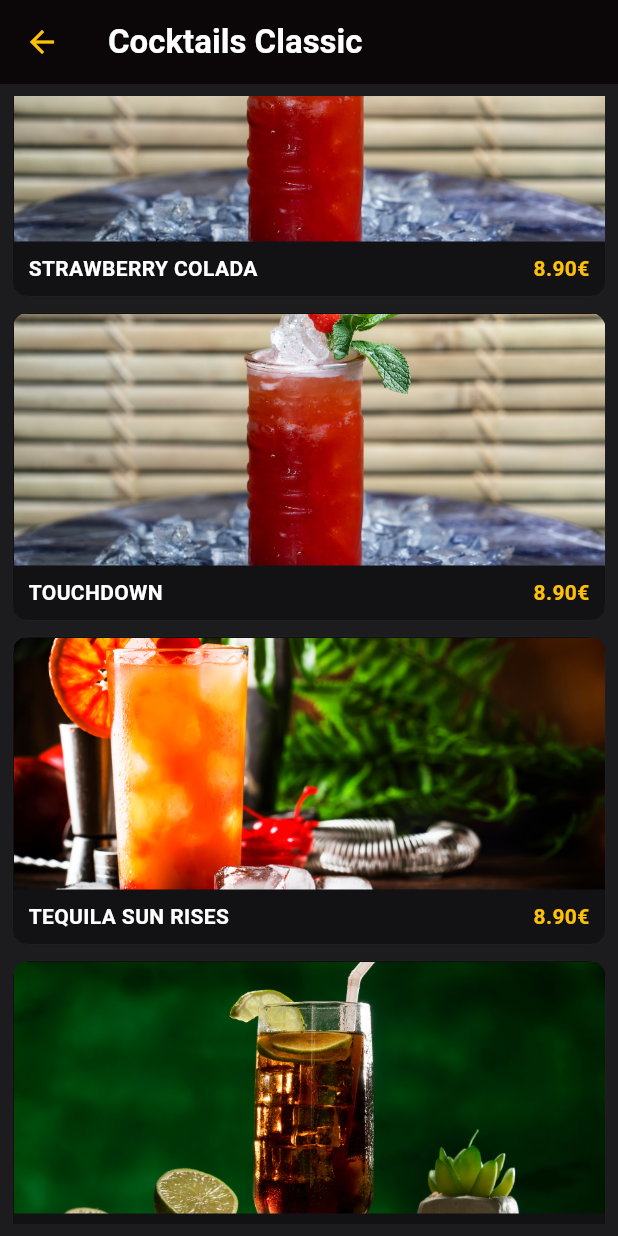
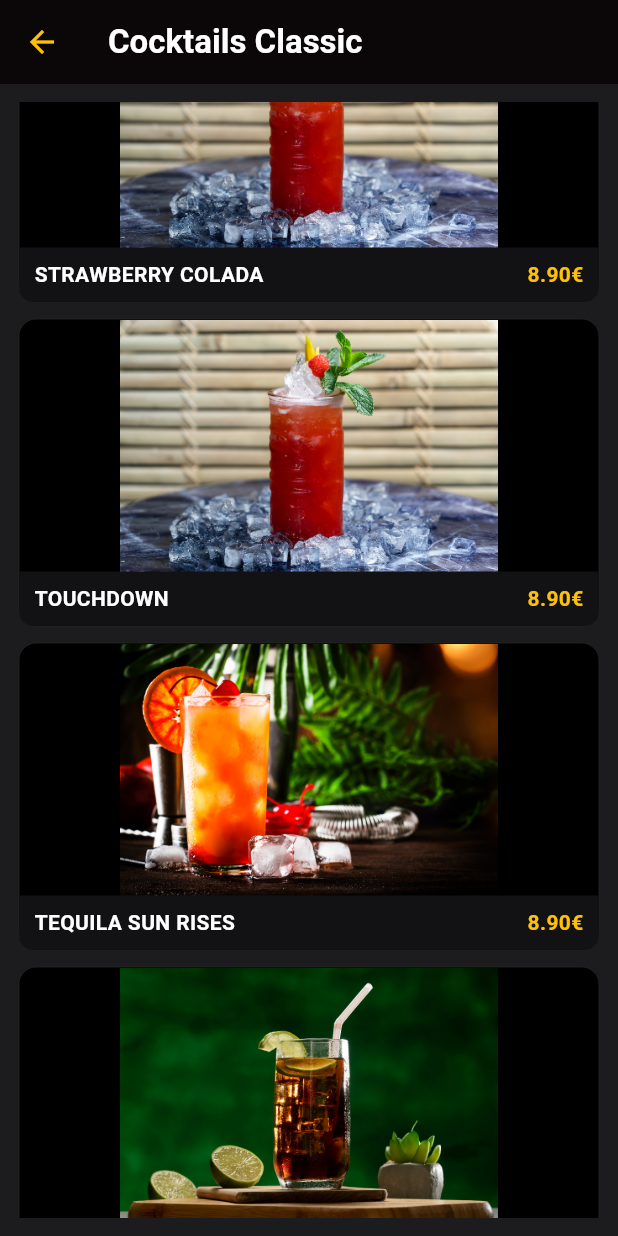
Before and after one commit to Khaled-Alsouleman/KHSHISHA, a Flutter app: the ClassicScreen screen opened directly, scrolled down 1152 dp, on a phone screen of 412 x 824 dp. Run offline on Flutter 3.47's test engine with Material 3 defaults, Android fonts, the light colour scheme and no system bars; our stand-ins replace responsive_builder, shimmer_animation; missing offline and left inert: particles_flutter.

Commit message:
adjust menu itemsize

```diff
--- a/lib/screens/classic_screen.dart
+++ b/lib/screens/classic_screen.dart
@@ -21,7 +21,7 @@ class ClassicScreen extends StatelessWidget {
         ),
       ),
       body: Padding(
-        padding: const EdgeInsets.all(8.0),
+        padding: const EdgeInsets.all(12.0),
         child: GridView.builder(
           itemCount: classicItems.length,
           gridDelegate: SliverGridDelegateWithFixedCrossAxisCount(
--- a/lib/widgets/MenuItemCard.dart
+++ b/lib/widgets/MenuItemCard.dart
@@ -37,7 +37,7 @@ class MenuItemCard extends StatelessWidget {
             Expanded(
               child: Image.asset(
                 imagePath,
-                fit: BoxFit.cover,
+                fit: BoxFit.contain,
               ),
             ),
             Container(
```
